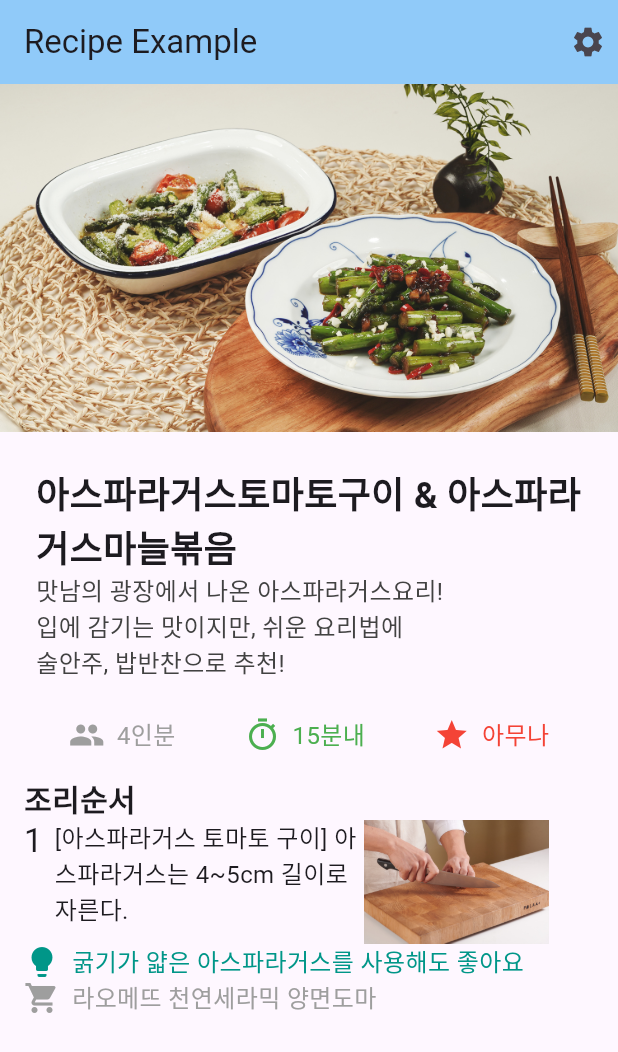
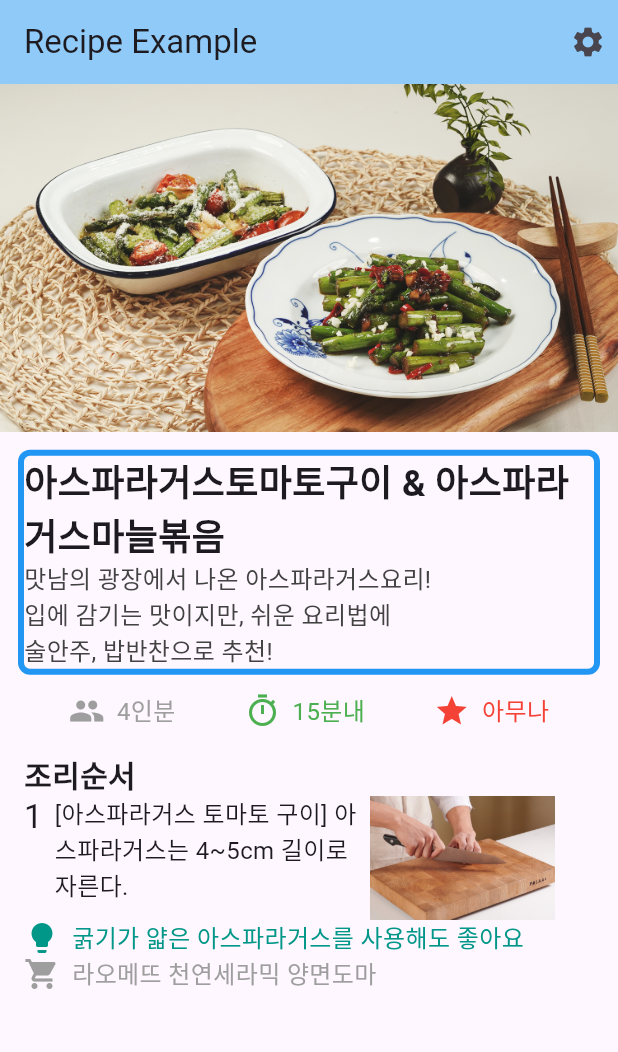
Before and after one commit to KimHyunSookhs/recipe_sample, a Flutter app: the screen it shows after launch, on a phone screen of 412 x 824 dp. Shown: the top 1052 px of the screen. Run offline on Flutter 3.47's test engine with Material 3 defaults, Android fonts, the phone set to English and light mode, and no system bars.

Commit message:
title에 테두리 데코 추가

```diff
--- a/lib/main.dart
+++ b/lib/main.dart
@@ -13,7 +13,6 @@ class MyApp extends StatelessWidget {
       title: 'layout example',
       home: MyHomePage(),
       debugShowCheckedModeBanner: false,
-
     );
   }
 }
@@ -24,7 +23,15 @@ class MyHomePage extends StatelessWidget {
   @override
   Widget build(BuildContext context) {
     Padding titleSection = Padding(
-      padding: const EdgeInsets.all(24.0),
+      padding: const EdgeInsets.all(12.0),
+      child: Container(
+        decoration: BoxDecoration(
+          border: Border.all(
+            color: Colors.blue, // 파란색 테두리 색상
+            width: 4, // 테두리 두께
+          ),
+          borderRadius: BorderRadius.circular(8), // 테두리의 모서리를 둥글게 설정
+        ),
         child: Column(
           crossAxisAlignment: CrossAxisAlignment.start,
           children: [
@@ -42,6 +49,7 @@ class MyHomePage extends StatelessWidget {
               ),
             ),
           ],
+        ),
       ),
     );
 
@@ -74,36 +82,44 @@ class MyHomePage extends StatelessWidget {
                 ),
               ),
               SizedBox(
-                width: MediaQuery.of(context).size.width*0.5,
+                width: MediaQuery.of(context).size.width * 0.5,
                 child: Text(
                   '[아스파라거스 토마토 구이] 아스파라거스는 4~5cm 길이로 자른다.',
                   style: TextStyle(fontSize: 16.0),
                 ),
               ),
-              Image.asset('assets/knife.jpeg',
-                width: MediaQuery.of(context).size.width*0.3,
+              SizedBox(width: MediaQuery.of(context).size.width * 0.01),
+              Image.asset(
+                'assets/knife.jpeg',
+                width: MediaQuery.of(context).size.width * 0.3,
                 fit: BoxFit.contain,
               ),
             ],
           ),
-          buildIconLabelRow(Icons.lightbulb, '굵기가 얇은 아스파라거스를 사용해도 좋아요', Colors.teal),
-          buildIconLabelRow(Icons.shopping_cart, '라오메뜨 천연세라믹 양면도마', Colors.grey),
+          buildIconLabelRow(
+              Icons.lightbulb, '굵기가 얇은 아스파라거스를 사용해도 좋아요', Colors.teal),
+          buildIconLabelRow(
+              Icons.shopping_cart, '라오메뜨 천연세라믹 양면도마', Colors.grey),
         ],
       ),
     );
 
     return Scaffold(
+
       appBar: AppBar(
         title: Text('Recipe Example'),
         backgroundColor: Colors.blue[200],
         actions: [
           Icon(Icons.settings),
-          SizedBox(width: 8,),
+          SizedBox(
+            width: 8,
+          ),
         ],
       ),
       body: ListView(
         children: [
           Image.asset('assets/food.jpg'),
+
           titleSection,
           iconSection,
           stepSection,
@@ -112,8 +128,7 @@ class MyHomePage extends StatelessWidget {
     );
   }
 
-  Row buildIconLabelRow(IconData icon, String label, Color color)
-  {
+  Row buildIconLabelRow(IconData icon, String label, Color color) {
     return Row(
       children: [
         Icon(
```
Lines whose indentation alone changed are shown as unchanged.
